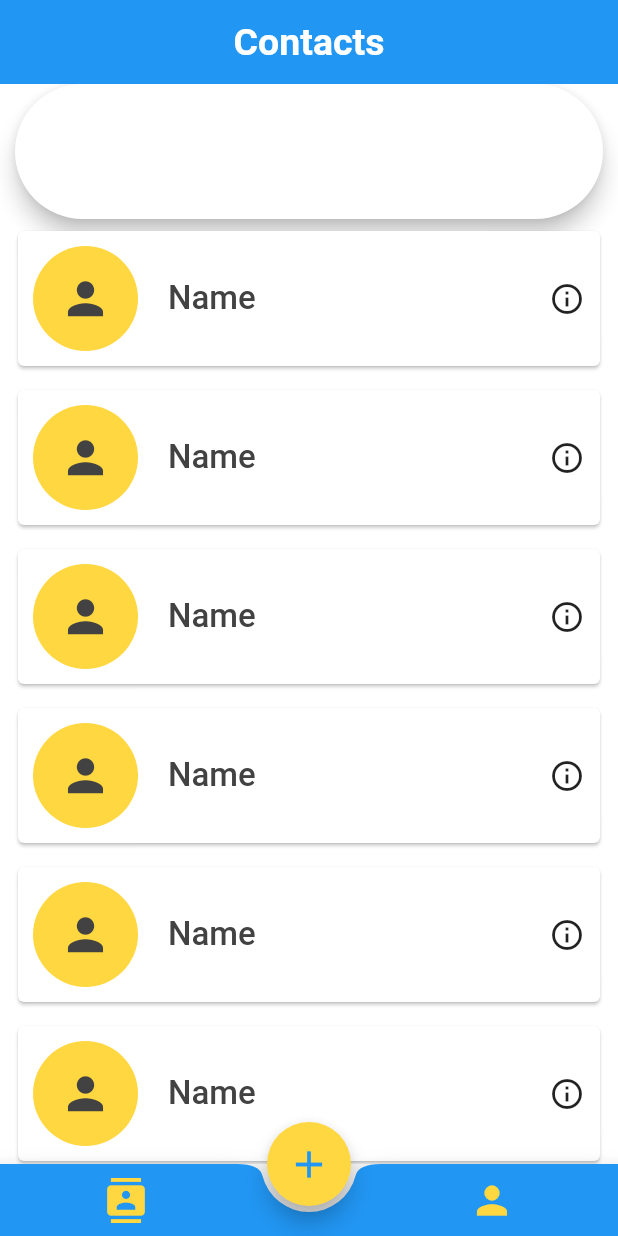
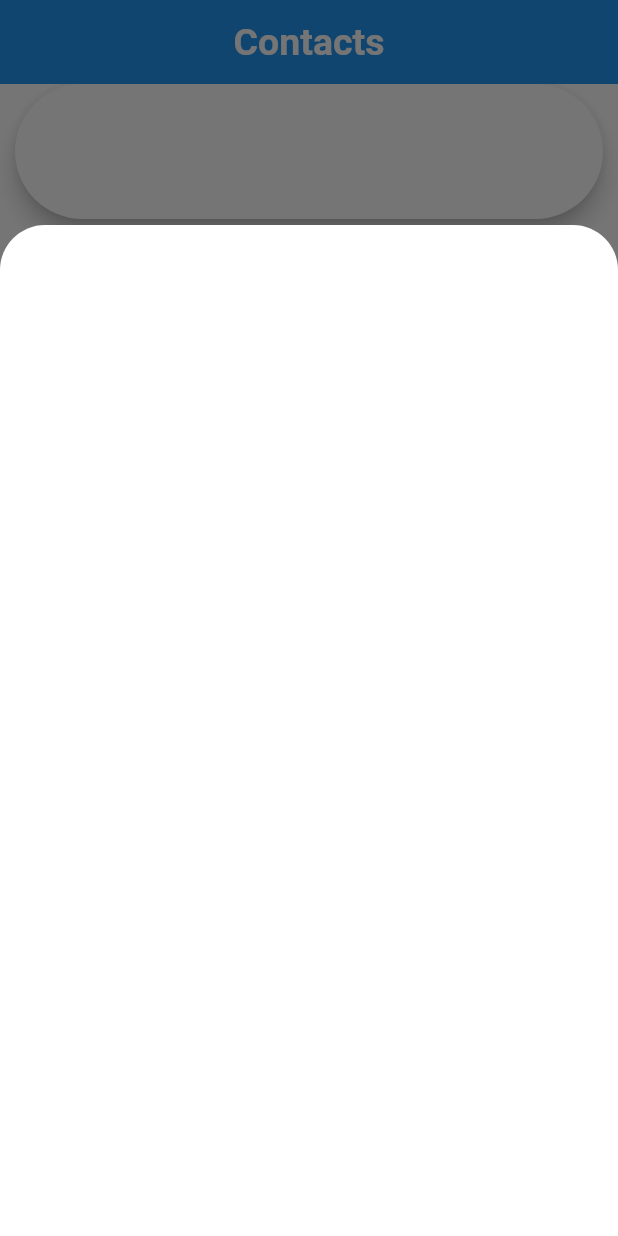
Before and after one commit to jendcruz22/ContactManagement-Flutter, a Flutter app: the screen it shows after launch, after a tap on the "add" icon, on a phone screen of 412 x 824 dp. Run offline on Flutter 3.47's test engine with Material 2 defaults, Android fonts, the phone set to English and light mode, and no system bars; missing offline and left inert: flappy_search_bar.

Commit message:
added: bottom sheet to home page

```diff
--- a/lib/screens/home.dart
+++ b/lib/screens/home.dart
@@ -12,12 +12,10 @@ class _HomeState extends State<Home> {
   @override
   Widget build(BuildContext context) {
     return Scaffold(
-
       /// Page viewer
       body: PageView(
         controller: _myPage,
-        onPageChanged: (int) {
-        },
+        onPageChanged: (int) {},
         children: <Widget>[
           /// Page 1
           Center(
@@ -33,9 +31,9 @@ class _HomeState extends State<Home> {
           ),
         ],
 
-        physics: NeverScrollableScrollPhysics(), // Comment this if you need to use Swipe.
+        physics:
+            NeverScrollableScrollPhysics(), // Comment this if you need to use Swipe.
       ),
-
 
       /// Floating action button
       floatingActionButton: FloatingActionButton(
@@ -45,24 +43,41 @@ class _HomeState extends State<Home> {
           color: Colors.blue,
           size: 30,
         ),
-        onPressed: () {},
+        onPressed: () {
+          showModalBottomSheet(
+              backgroundColor: Colors.transparent,
+              context: context,
+              isScrollControlled: true,
+              enableDrag: true,
+              builder: (BuildContext bc) {
+                return Container(
+                  decoration: BoxDecoration(
+                    borderRadius: BorderRadius.only(
+                      topLeft: Radius.circular(30),
+                      topRight: Radius.circular(30),
+                    ),
+                    color: Colors.white,
+                  ),
+                  margin: EdgeInsets.only(
+                    top: 150.0,
+                  ),
+                  // height: 500.0,
+                );
+              });
+        },
       ),
 
       floatingActionButtonLocation: FloatingActionButtonLocation.centerDocked,
-
 
       /// Bottom navigation bar
       bottomNavigationBar: BottomAppBar(
         shape: CircularNotchedRectangle(),
         child: Padding(
-          padding: EdgeInsets.symmetric(
-              horizontal: 60
-          ),
+          padding: EdgeInsets.symmetric(horizontal: 60),
           child: new Row(
             mainAxisSize: MainAxisSize.max,
             mainAxisAlignment: MainAxisAlignment.spaceBetween,
             children: <Widget>[
-
               /// Contacts button
               IconButton(
                 icon: Icon(Icons.contacts),
--- a/pubspec.yaml
+++ b/pubspec.yaml
@@ -34,6 +34,7 @@ dependencies:
 
   # Database
   sqflite: ^1.3.0
+  path_provider: ^1.6.21
 
 dev_dependencies:
   flutter_test:
```
Also changed, not shown: pubspec.lock, 2 other files.
